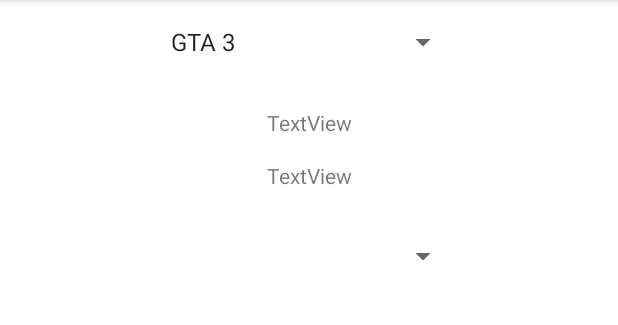
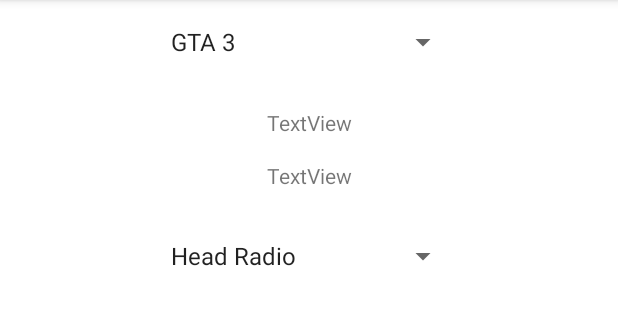
Before and after one commit to Halsey77/Grand-Theft-Radios, an Android app: the screen it shows after launch (MainActivity), on a phone screen of 412 x 824 dp, the part 84-409 px from its top. Run offline under Robolectric (Android 15) with nearby library versions, the phone set to English and light mode, and no system bars.

Commit message:
set stations spinner when game changes

```diff
--- a/app/src/main/java/com/halsey/grandtheftradios/MainActivity.kt
+++ b/app/src/main/java/com/halsey/grandtheftradios/MainActivity.kt
@@ -2,6 +2,8 @@ package com.halsey.grandtheftradios
 
 import androidx.appcompat.app.AppCompatActivity
 import android.os.Bundle
+import android.view.View
+import android.widget.AdapterView
 import android.widget.ArrayAdapter
 import android.widget.Spinner
 import android.widget.TextView
@@ -16,6 +18,14 @@ class MainActivity : AppCompatActivity() {
     override fun onCreate(savedInstanceState: Bundle?) {
         super.onCreate(savedInstanceState)
         setContentView(R.layout.activity_main)
+
+        //initialize variables
+        gameSpinner = findViewById(R.id.gameSpinner)
+        stationSpinner = findViewById(R.id.stationSpinner)
+        gameText = findViewById(R.id.gameText)
+        stationText = findViewById(R.id.stationText)
+
+        //initialize the activity
         initialize()
     }
 
@@ -24,7 +34,6 @@ class MainActivity : AppCompatActivity() {
     }
 
     private fun setGameSpinner() {
-        gameSpinner = findViewById(R.id.gameSpinner)
         ArrayAdapter.createFromResource(
             this,
             R.array.gta_games,
@@ -33,5 +42,35 @@ class MainActivity : AppCompatActivity() {
             adapter.setDropDownViewResource(android.R.layout.simple_spinner_dropdown_item)
             gameSpinner.adapter = adapter
         }
+
+        gameSpinner.setSelection(0)
+
+        //make station spinner change when game spinner changes
+        gameSpinner.onItemSelectedListener = object : AdapterView.OnItemSelectedListener {
+            override fun onItemSelected(
+                parent: AdapterView<*>,
+                view: View, position: Int, id: Long
+            ) {
+                //set station spinner to the correct stations
+                setStationSpinner(position);
+            }
+
+            override fun onNothingSelected(parent: AdapterView<*>) {
+                //nothing happens
+            }
+        }
+    }
+
+    private fun setStationSpinner(position: Int) {
+        val stations = resources.getStringArray(R.array.gta_stations)[position].split(';').toTypedArray();
+
+        ArrayAdapter(
+            this,
+            android.R.layout.simple_spinner_item,
+            stations
+        ).also { adapter ->
+            adapter.setDropDownViewResource(android.R.layout.simple_spinner_dropdown_item)
+            stationSpinner.adapter = adapter
+        }
     }
 }
--- /dev/null
+++ b/app/src/main/java/com/halsey/grandtheftradios/Util.java
@@ -0,0 +1,5 @@
+package com.halsey.grandtheftradios;
+
+public class Util {
+
+}
--- a/app/src/main/res/values/gta_games.xml
+++ b/app/src/main/res/values/gta_games.xml
@@ -7,4 +7,12 @@
         <item>GTA 4</item>
         <item>GTA 5</item>
     </string-array>
+
+    <string-array name="gta_stations">
+        <item>Head Radio;Double Clef FM;K-JAH;Rise FM;Lips 106;Game Radio;MSX FM;Flashback 95.6;Chatterbox FM</item>
+        <item>Wildstyle;Flash FM;K-Chat;Fever 105;V-Rock;VCPR;Espantoso;Emotion 98.3;Wave 103</item>
+        <item>K-JAH West;CSR 103.9;Radio X;Master Sounds 98.3;Playback FM;Bounce FM;SF-UR;Radio Los Santos;Radio Los Santos</item>
+        <item>Vladivostok FM;Liberty Rock Radio;Liberty City Hardcore;The Journey;The Vibe 98.8;San Juan Sounds;The Beat 102.7;Electro-Choc;Fusion FM</item>
+        <item>Los Santos Rock Radio;Non-Stop Pop FM;Radio Los Santos;Channel X;West Coast Classics;Rebel Radio;Soulwax FM;East Los FM;West Coast Talk Radio</item>
+    </string-array>
 </resources>
```
